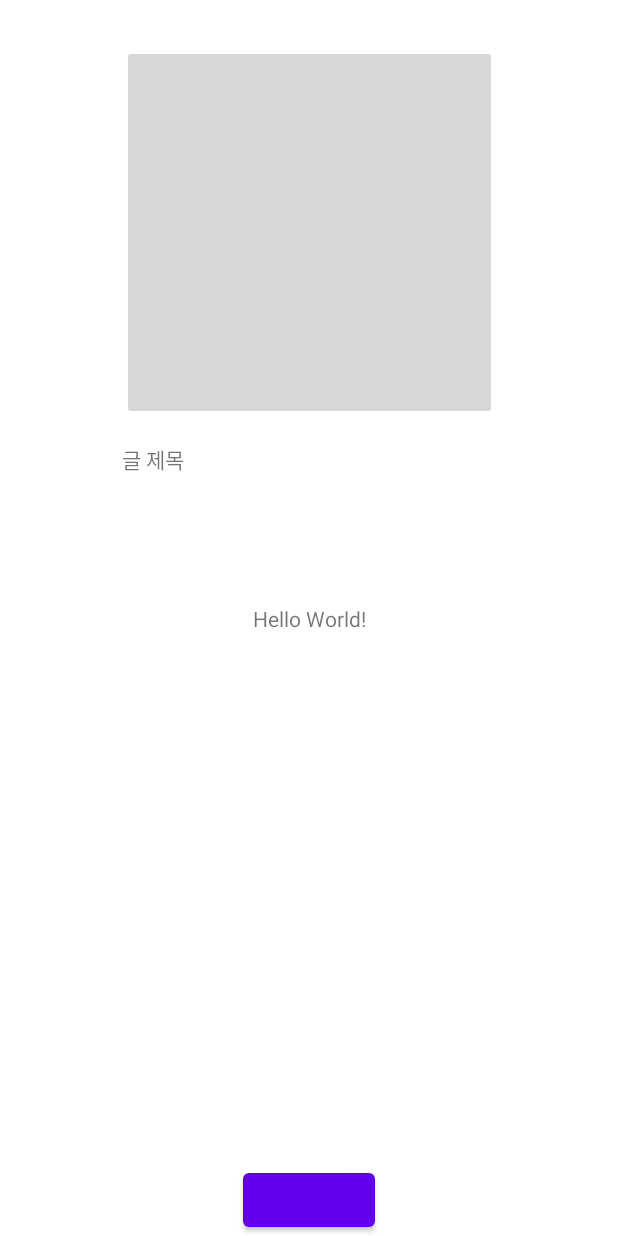
After one commit to DYGames/Joongonawa, an Android app: the layout fragment_post_product.xml on its own in the app's theme, with its tools: preview values and no code run, on a phone screen of 412 x 824 dp. The commit adds this screen. Run offline under Robolectric (Android 15) with nearby library versions, the phone set to English and light mode, and no system bars.

Commit message:
add MVVM, Fragment

```diff
--- a/app/build.gradle
+++ b/app/build.gradle
@@ -37,9 +37,10 @@ android {
 }
 
 dependencies {
-
+    implementation 'org.jetbrains.kotlinx:kotlinx-coroutines-android:1.3.9'
     implementation("com.squareup.okhttp3:okhttp:4.10.0")
 
+    implementation ("androidx.lifecycle:lifecycle-viewmodel-ktx:2.4.0")
     implementation 'androidx.core:core-ktx:1.7.0'
     implementation 'androidx.appcompat:appcompat:1.4.1'
     implementation 'com.google.android.material:material:1.5.0'
--- a/app/src/main/AndroidManifest.xml
+++ b/app/src/main/AndroidManifest.xml
@@ -1,6 +1,7 @@
 <?xml version="1.0" encoding="utf-8"?>
 <manifest xmlns:android="http://schemas.android.com/apk/res/android"
     xmlns:tools="http://schemas.android.com/tools">
+
     <uses-permission android:name="android.permission.INTERNET" />
     <application
         android:allowBackup="true"
@@ -11,6 +12,7 @@
         android:roundIcon="@mipmap/ic_launcher_round"
         android:supportsRtl="true"
         android:theme="@style/Theme.Joongonawa"
+        android:usesCleartextTraffic="true"
         tools:targetApi="31">
         <activity
             android:name=".MainActivity"
--- /dev/null
+++ b/app/src/main/res/layout/fragment_post_product.xml
@@ -0,0 +1,44 @@
+<?xml version="1.0" encoding="utf-8"?>
+<androidx.constraintlayout.widget.ConstraintLayout xmlns:android="http://schemas.android.com/apk/res/android"
+    xmlns:app="http://schemas.android.com/apk/res-auto"
+    xmlns:tools="http://schemas.android.com/tools"
+    android:layout_width="match_parent"
+    android:layout_height="match_parent"
+    tools:context=".PostProductFragment">
+
+    <ImageButton
+        android:id="@+id/post_product_image"
+        android:layout_width="250dp"
+        android:layout_height="250dp"
+        android:layout_marginTop="30dp"
+        app:layout_constraintLeft_toLeftOf="parent"
+        app:layout_constraintRight_toRightOf="parent"
+        app:layout_constraintTop_toTopOf="parent" />
+
+    <TextView
+        android:layout_width="wrap_content"
+        android:layout_height="wrap_content"
+        android:layout_marginTop="15dp"
+        android:text="글 제목"
+        app:layout_constraintLeft_toLeftOf="@id/post_product_image"
+        app:layout_constraintTop_toBottomOf="@id/post_product_image" />
+
+    <TextView
+        android:id="@+id/test"
+        android:layout_width="wrap_content"
+        android:layout_height="wrap_content"
+        android:text="Hello World!"
+        app:layout_constraintBottom_toBottomOf="parent"
+        app:layout_constraintEnd_toEndOf="parent"
+        app:layout_constraintStart_toStartOf="parent"
+        app:layout_constraintTop_toTopOf="parent" />
+
+    <Button
+        android:id="@+id/upload"
+        android:layout_width="wrap_content"
+        android:layout_height="wrap_content"
+        app:layout_constraintBottom_toBottomOf="parent"
+        app:layout_constraintLeft_toLeftOf="parent"
+        app:layout_constraintRight_toRightOf="parent" />
+
+</androidx.constraintlayout.widget.ConstraintLayout>
--- a/app/src/main/res/values/strings.xml
+++ b/app/src/main/res/values/strings.xml
@@ -1,3 +1,5 @@
 <resources>
     <string name="app_name">Joongonawa</string>
+    <!-- TODO: Remove or change this placeholder text -->
+    <string name="hello_blank_fragment">Hello blank fragment</string>
 </resources>
```
Also changed, not shown: app/src/main/java/com/team7/joongonawa/MainActivity.kt (+1 -14 lines), app/src/main/java/com/team7/joongonawa/PostProductFragment.kt (added, +41 -0 lines), app/src/main/java/com/team7/joongonawa/ProductData.kt (added, +12 -0 lines), app/src/main/java/com/team7/joongonawa/ProductRepository.kt (+54 -0 lines), app/src/main/java/com/team7/joongonawa/ProductViewModel.kt (+45 -1 lines), app/src/main/res/layout/activity_main.xml (+4 -9 lines).
